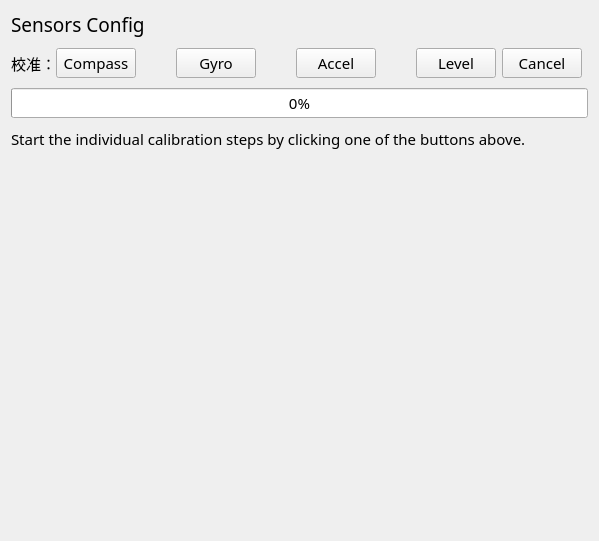
Above: SetupWizard/SensorsGroupPage.ui from strawdiving/Calibration before the change. Below: the same form after it.
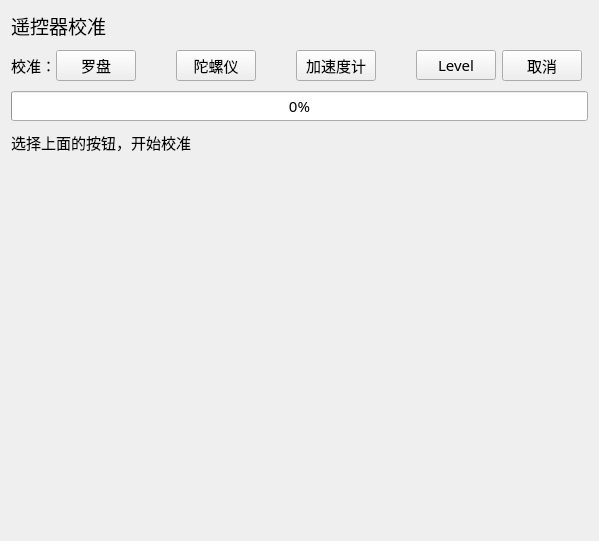
That is the form after the change.

Commit message:
Add flightMode calibration module
Add flightMode calibration module
including: 1. flightModeComponentController, get and set flight modes,
determine which mode is selected
2. flightModePage, show name,channel,description of flight modes. show
which mode is selected
3. flightModeWidget, widget of each flight mode

```diff
--- a/SetupWizard/SensorsGroupPage.ui
+++ b/SetupWizard/SensorsGroupPage.ui
@@ -46,7 +46,7 @@
         </font>
        </property>
        <property name="text">
-        <string>Compass</string>
+        <string>罗盘</string>
        </property>
       </widget>
      </item>
@@ -72,7 +72,7 @@
         </font>
        </property>
        <property name="text">
-        <string>Gyro</string>
+        <string>陀螺仪</string>
        </property>
       </widget>
      </item>
@@ -98,7 +98,7 @@
         </font>
        </property>
        <property name="text">
-        <string>Accel</string>
+        <string>加速度计</string>
        </property>
       </widget>
      </item>
@@ -150,7 +150,7 @@
         </font>
        </property>
        <property name="text">
-        <string>Cancel</string>
+        <string>取消</string>
        </property>
       </widget>
      </item>
@@ -184,7 +184,7 @@
       </font>
      </property>
      <property name="text">
-      <string>Sensors Config</string>
+      <string>遥控器校准</string>
      </property>
     </widget>
    </item>
@@ -210,7 +210,7 @@
       </font>
      </property>
      <property name="text">
-      <string>Start the individual calibration steps by clicking one of the buttons above.</string>
+      <string>选择上面的按钮，开始校准</string>
      </property>
      <property name="alignment">
       <set>Qt::AlignLeading|Qt::AlignLeft|Qt::AlignTop</set>
```
Left out of the diff: 2 changed lines with no effect on the pictures. The commit also changes 43 other files.
